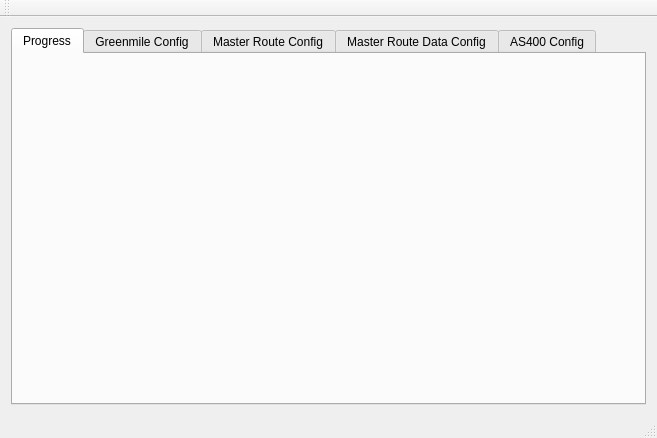
This is mainwindow.ui in ademarest/GreenmileBridge as Qt 5 draws it before an edit. The edited form follows.
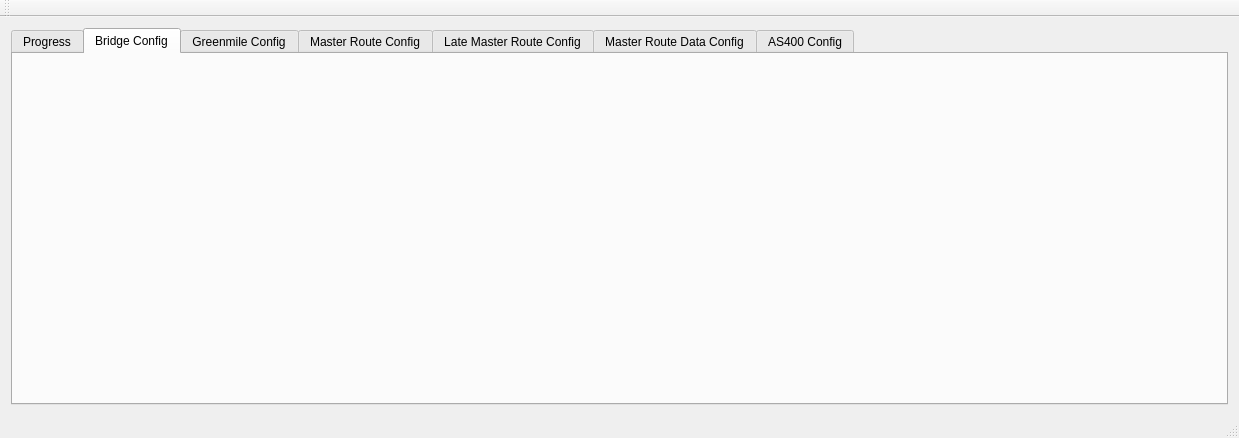
This is the edited form. The open tabs and pages were chosen to show the change.

Commit message:
DEVEL: Daily late MRS is in
Bridge: upload routes from multiple source tables.
Added bridge config widget for hard-coded values.
Bridge database can now handle multiple schedule tables by enforcing mutal exclusion between them.
MRS widgets now need a key.

The edit to the form file:
```diff
--- a/mainwindow.ui
+++ b/mainwindow.ui
@@ -6,7 +6,7 @@
    <rect>
     <x>0</x>
     <y>0</y>
-    <width>657</width>
+    <width>1239</width>
     <height>438</height>
    </rect>
   </property>
@@ -16,7 +16,7 @@
   <widget class="QWidget" name="centralWidget">
    <layout class="QGridLayout" name="gridLayout_2">
     <item row="0" column="0">
-     <widget class="QTabWidget" name="as400ConfigTab">
+     <widget class="QTabWidget" name="configTab">
       <property name="currentIndex">
        <number>0</number>
       </property>
@@ -30,6 +30,16 @@
         </item>
        </layout>
       </widget>
+      <widget class="QWidget" name="bridgeConfigTab">
+       <attribute name="title">
+        <string>Bridge Config</string>
+       </attribute>
+       <layout class="QGridLayout" name="gridLayout_8">
+        <item row="0" column="0">
+         <layout class="QGridLayout" name="bridgeConfigGrid"/>
+        </item>
+       </layout>
+      </widget>
       <widget class="QWidget" name="gmConfigTab">
        <attribute name="title">
         <string>Greenmile Config</string>
@@ -50,6 +60,16 @@
         </item>
        </layout>
       </widget>
+      <widget class="QWidget" name="dlmrsConfigTab">
+       <attribute name="title">
+        <string>Late Master Route Config</string>
+       </attribute>
+       <layout class="QGridLayout" name="gridLayout_9">
+        <item row="0" column="0">
+         <layout class="QGridLayout" name="dlmrsConfigGrid"/>
+        </item>
+       </layout>
+      </widget>
       <widget class="QWidget" name="mrsDataConfigTab">
        <attribute name="title">
         <string>Master Route Data Config</string>
@@ -60,7 +80,7 @@
         </item>
        </layout>
       </widget>
-      <widget class="QWidget" name="as400ConfigTab_2">
+      <widget class="QWidget" name="as400ConfigTab">
        <attribute name="title">
         <string>AS400 Config</string>
        </attribute>
```
Left out of the diff: 2 changed lines with no effect on the pictures. The commit also changes 21 other files.
